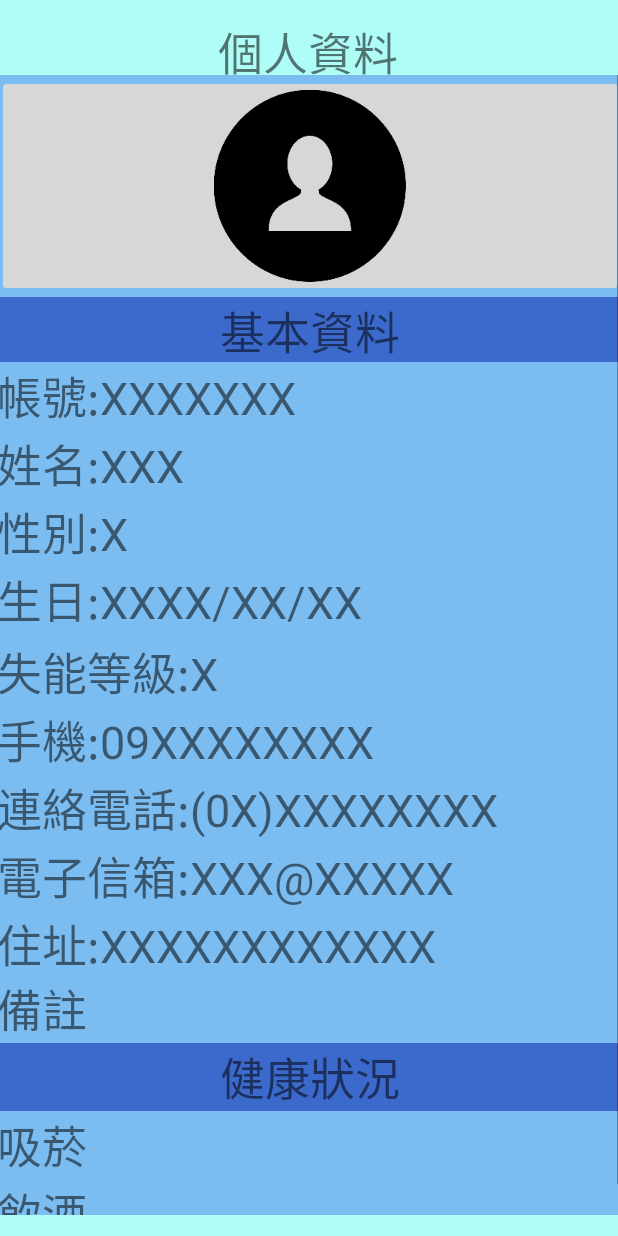
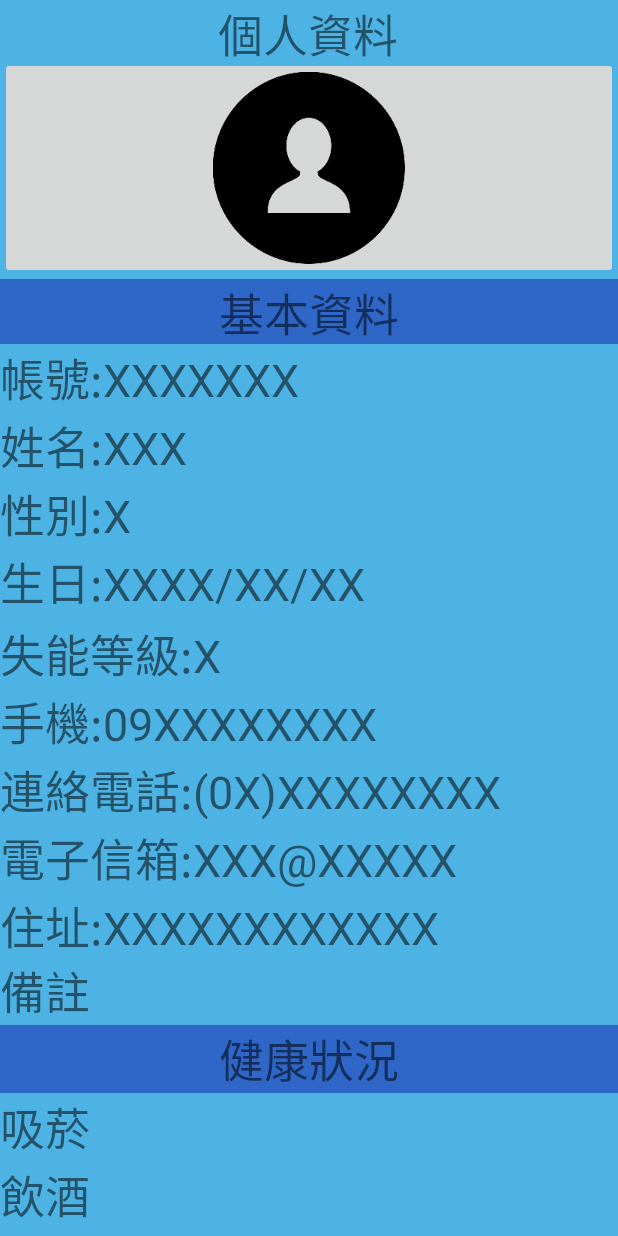
Before and after one commit to peter-kong/-APP, an Android app: the PersonalData screen opened directly, with no data from a screen before it, on a phone screen of 412 x 824 dp. Run offline under Robolectric (Android 15) with nearby library versions, the phone set to English and light mode, and no system bars.

Commit message:
個人資料修改(應該滿版了吧)

```diff
--- a/Thematic/app/src/main/res/layout/activity_personal_data.xml
+++ b/Thematic/app/src/main/res/layout/activity_personal_data.xml
@@ -7,41 +7,26 @@
     android:background="#7759FFF3"
     tools:context=".PersonalData">
 
-    <TextView
-        android:id="@+id/textView39"
-        android:layout_width="121dp"
-        android:layout_height="38dp"
-        android:layout_marginStart="145dp"
-        android:layout_marginLeft="145dp"
-        android:layout_marginEnd="145dp"
-        android:layout_marginRight="145dp"
-        android:text="@string/個人資料"
-        android:textSize="30dp"
-        app:layout_constraintBottom_toTopOf="@+id/scrollView3"
-        app:layout_constraintEnd_toEndOf="parent"
-        app:layout_constraintStart_toStartOf="parent" />
-
     <ScrollView
-        android:id="@+id/scrollView3"
-        android:layout_width="417dp"
-        android:layout_height="760dp"
-        android:layout_marginStart="10dp"
-        android:layout_marginLeft="10dp"
-        android:layout_marginTop="50dp"
-        android:layout_marginEnd="10dp"
-        android:layout_marginRight="10dp"
-        android:background="#7CBDF1"
-        app:layout_constraintBottom_toBottomOf="parent"
-        app:layout_constraintEnd_toEndOf="parent"
-        app:layout_constraintHorizontal_bias="0.523"
-        app:layout_constraintStart_toStartOf="parent"
-        app:layout_constraintTop_toTopOf="parent"
-        app:layout_constraintVertical_bias="0.0">
+        android:layout_width="match_parent"
+        android:layout_height="match_parent"
+        android:background="#4CB3E4">
 
         <LinearLayout
             android:layout_width="match_parent"
-            android:layout_height="match_parent"
+            android:layout_height="wrap_content"
             android:orientation="vertical">
+
+            <TextView
+                android:id="@+id/textView39"
+                android:layout_width="121dp"
+                android:layout_height="38dp"
+                android:layout_marginStart="145dp"
+                android:layout_marginLeft="145dp"
+                android:layout_marginEnd="145dp"
+                android:layout_marginRight="145dp"
+                android:text="@string/個人資料"
+                android:textSize="30dp" />
 
             <ImageButton
                 android:id="@+id/imageButton"
@@ -122,7 +107,7 @@
 
             <LinearLayout
                 android:layout_width="match_parent"
-                android:layout_height="match_parent"
+                android:layout_height="wrap_content"
                 android:orientation="horizontal">
 
                 <TextView
```
